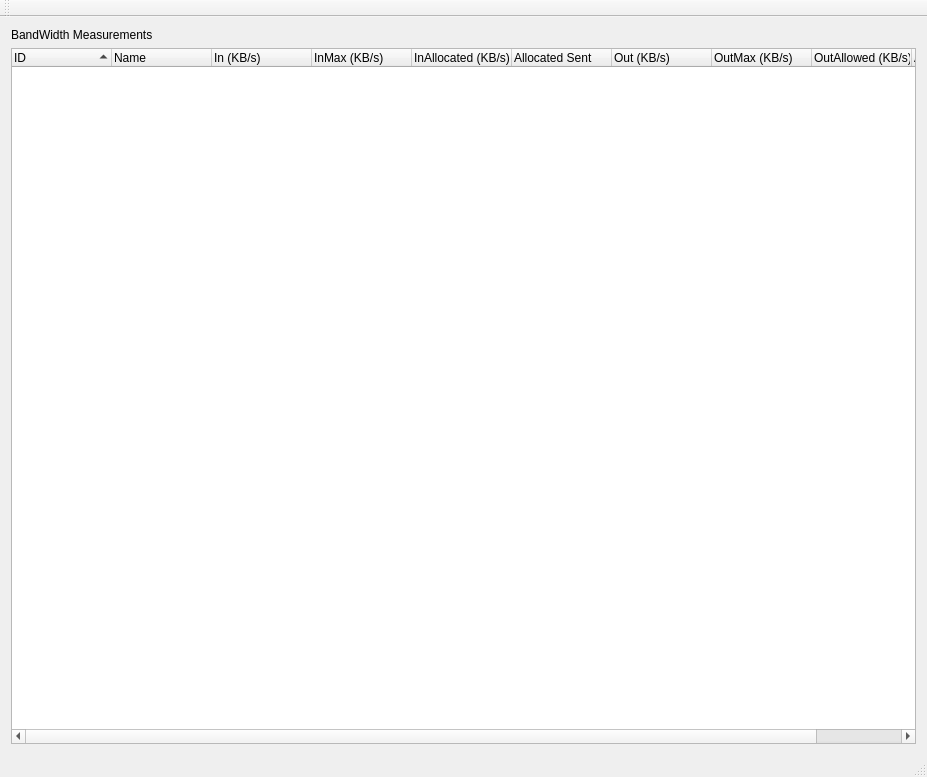
Above: retroshare-gui/src/gui/bwctrl/BwCtrlWindow.ui from RetroShare/RetroShare before the change. Below: the same form after it.
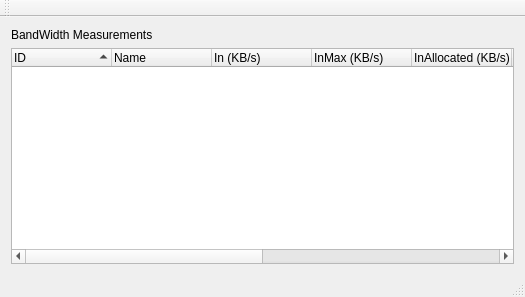
That is the form after the change. Icons and pictures are not drawn.

Commit message: shrink window size

What changed in the file:
```diff
--- a/retroshare-gui/src/gui/bwctrl/BwCtrlWindow.ui
+++ b/retroshare-gui/src/gui/bwctrl/BwCtrlWindow.ui
@@ -9,8 +9,8 @@
    <rect>
     <x>0</x>
     <y>0</y>
-    <width>927</width>
-    <height>777</height>
+    <width>525</width>
+    <height>297</height>
    </rect>
   </property>
   <property name="windowTitle">
```
Left out of the diff: 2 changed lines with no effect on the pictures.
